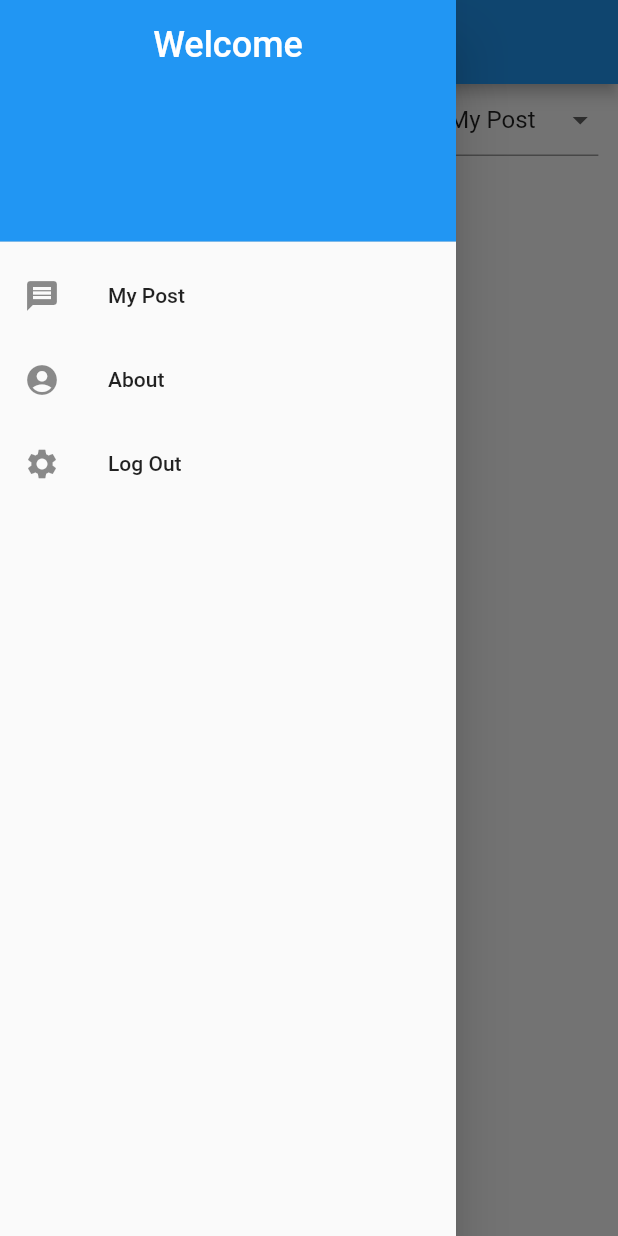
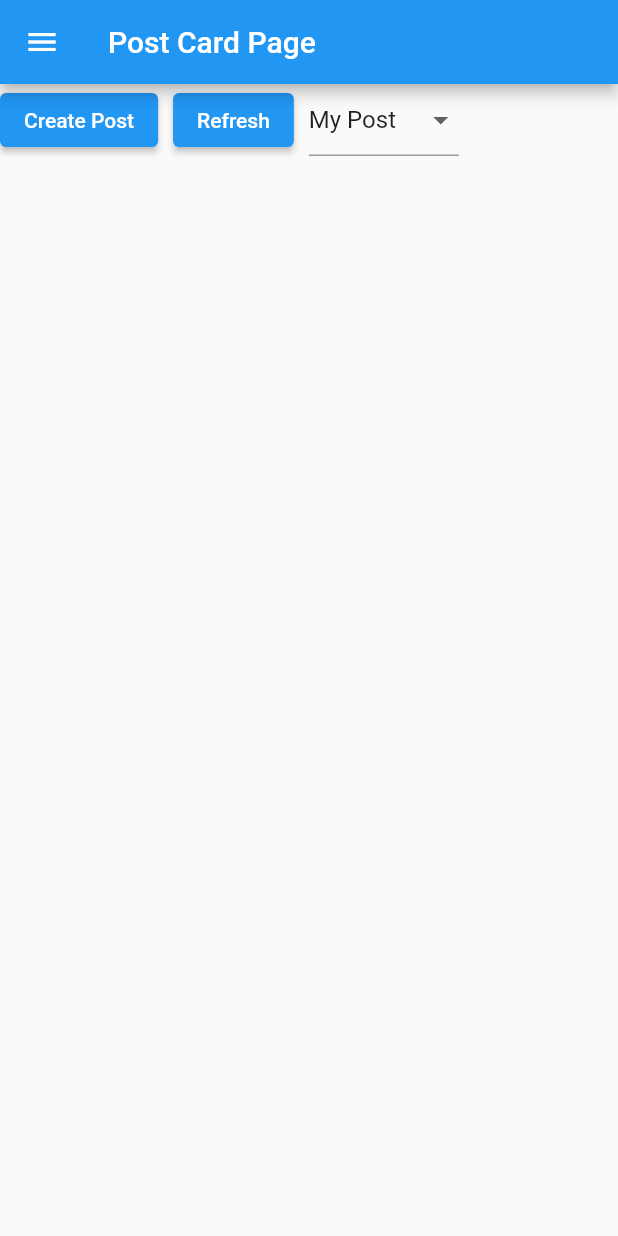
Before and after one commit to Wong-Wei-Zhe/MobileDevProject, a Flutter app: the PostMainPage screen opened directly with empty values, in the side drawer, after a tap on "My Post", on a phone screen of 412 x 824 dp. Run offline on Flutter 3.47's test engine with Material 2 defaults, Android fonts, the phone set to English and light mode, and no system bars; our stand-ins replace bloc, equatable, flutter_bloc, rxdart, shared_preferences; accounts and stored records are empty; network calls fail.

Commit message:
Beautify Progress

```diff
--- a/postcard_project/lib/components/post_main_page.dart
+++ b/postcard_project/lib/components/post_main_page.dart
@@ -132,6 +132,7 @@ class _PostMainPageState extends State<PostMainPage> {
                   _selectedFilterValue = 'My Post';
                 });
                 _filterOptionChanged('My Post');
+                Navigator.pop(context);
               },
             ),
             ListTile(
@@ -157,9 +158,12 @@ class _PostMainPageState extends State<PostMainPage> {
         width: MediaQuery.of(context).size.width,
         child: Column(
           mainAxisAlignment: MainAxisAlignment.start,
-          crossAxisAlignment: CrossAxisAlignment.center,
+          crossAxisAlignment: CrossAxisAlignment.start,
           children: <Widget>[
-            Row(
+            Wrap(
+              spacing: 10,
+              runSpacing: 10,
+              alignment: WrapAlignment.start,
               children: [
                 ElevatedButton(
                   onPressed: () async {
@@ -188,12 +192,6 @@ class _PostMainPageState extends State<PostMainPage> {
                         status: PostFetchStatus.refresh));
                   },
                   child: const Text('Refresh'),
-                ),
-                ElevatedButton(
-                  onPressed: () {
-                    _testRemove();
-                  },
-                  child: const Text('Remove Test'),
                 ),
                 SizedBox(
                   width: 100,
```
Also changed, not shown: postcard_project/lib/components/post_card_details.dart (+57 -9 lines).
